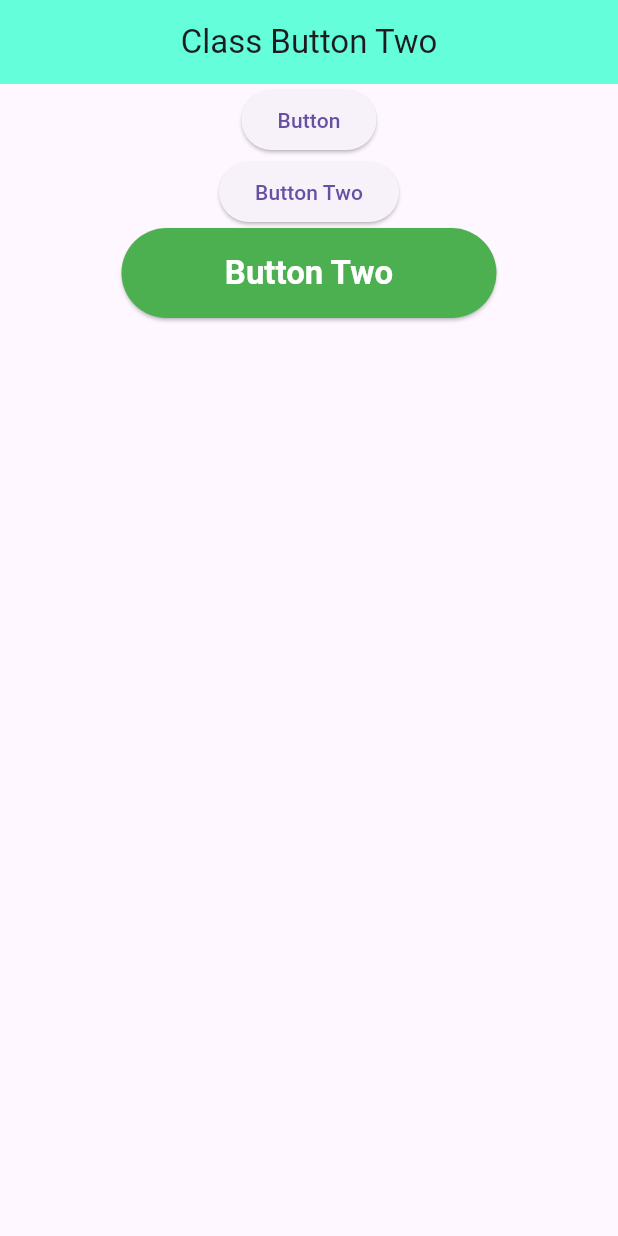
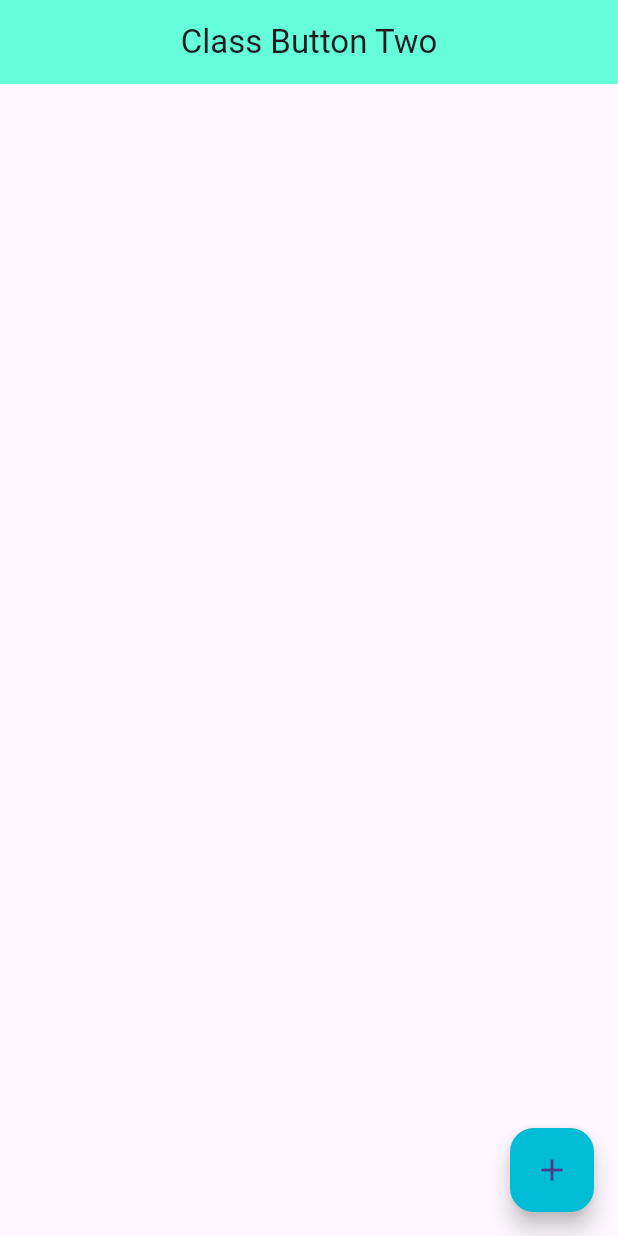
Before and after one commit to hemusyl/ostad_new_10, a Flutter app: the screen it shows after launch, on a phone screen of 412 x 824 dp. Run offline on Flutter 3.47's test engine with Material 3 defaults, Android fonts, the phone set to English and light mode, and no system bars.

Commit message:
Action button

```diff
--- a/lib/app.dart
+++ b/lib/app.dart
@@ -1,5 +1,6 @@
 import 'package:flutter/material.dart';
 import 'os10_button.dart';
+import 'float_actn_bt.dart';
 import 'form_login.dart';
 
 class MyApp extends StatelessWidget {
@@ -9,8 +10,8 @@ class MyApp extends StatelessWidget {
   Widget build(BuildContext context) {
     return MaterialApp(
       debugShowCheckedModeBanner: false,
-      title: 'batch 10 flutter',
-      home: Os10Button(),
+      title: 'floating action button',
+      home: floatingAction(), // Class name
     );
   }
 }
--- /dev/null
+++ b/lib/float_actn_bt.dart
@@ -0,0 +1,26 @@
+import 'package:flutter/material.dart';
+
+class floatingAction extends StatelessWidget {
+  const floatingAction({super.key});
+
+  @override
+  Widget build(BuildContext context) {
+    return Scaffold(
+
+      // backgroundColor: Colors.brown[100],
+      // Header Part
+      appBar: AppBar(
+        title:Text('Class Button Two'),
+        centerTitle: true,
+        backgroundColor: Colors.tealAccent,
+      ),
+
+      floatingActionButton: FloatingActionButton(onPressed: (){
+        print('floating action button pressed');
+      },
+      child: Icon(Icons.add),
+        backgroundColor: Colors.cyan ,
+      ),
+    );
+  }
+}
--- a/lib/form_login.dart
+++ b/lib/form_login.dart
@@ -14,6 +14,7 @@ class _LoginPageState extends State<LoginPage> {
   @override
   Widget build(BuildContext context) {
     return Scaffold(
+      // Header Part
       appBar: AppBar(
         title: Text('Login Page'),
         centerTitle: true,
--- a/lib/os10_button.dart
+++ b/lib/os10_button.dart
@@ -7,6 +7,7 @@ class Os10Button extends StatelessWidget {
     return Scaffold(
 
      // backgroundColor: Colors.brown[100],
+      // Header Part
       appBar: AppBar(
       title:Text('Class Button Two'),
         centerTitle: true,
```
